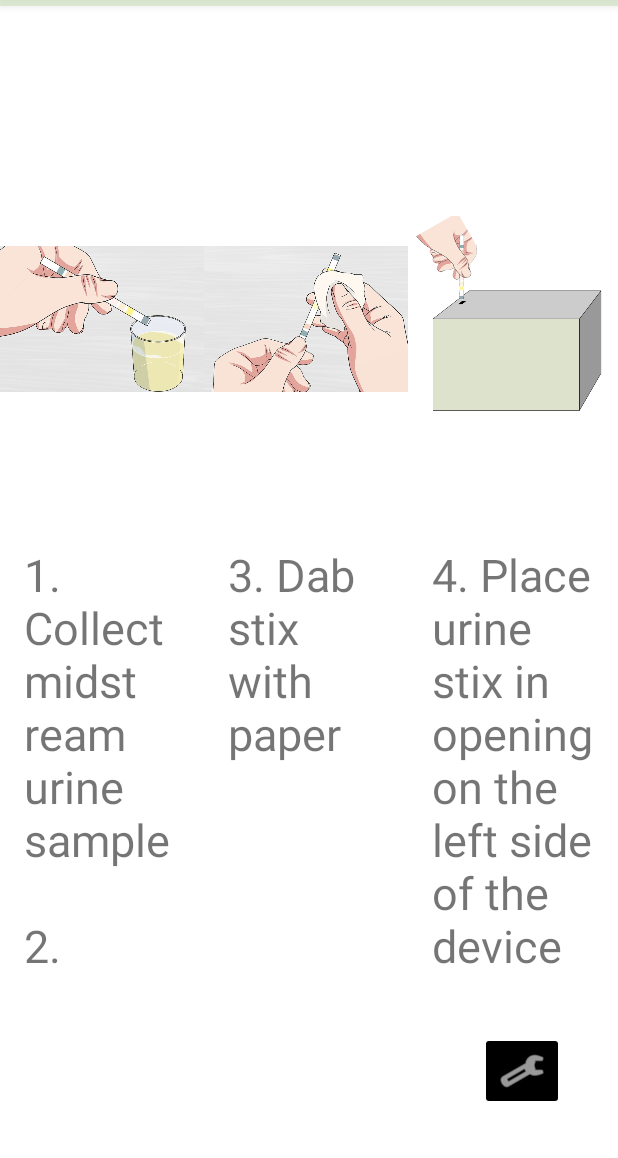
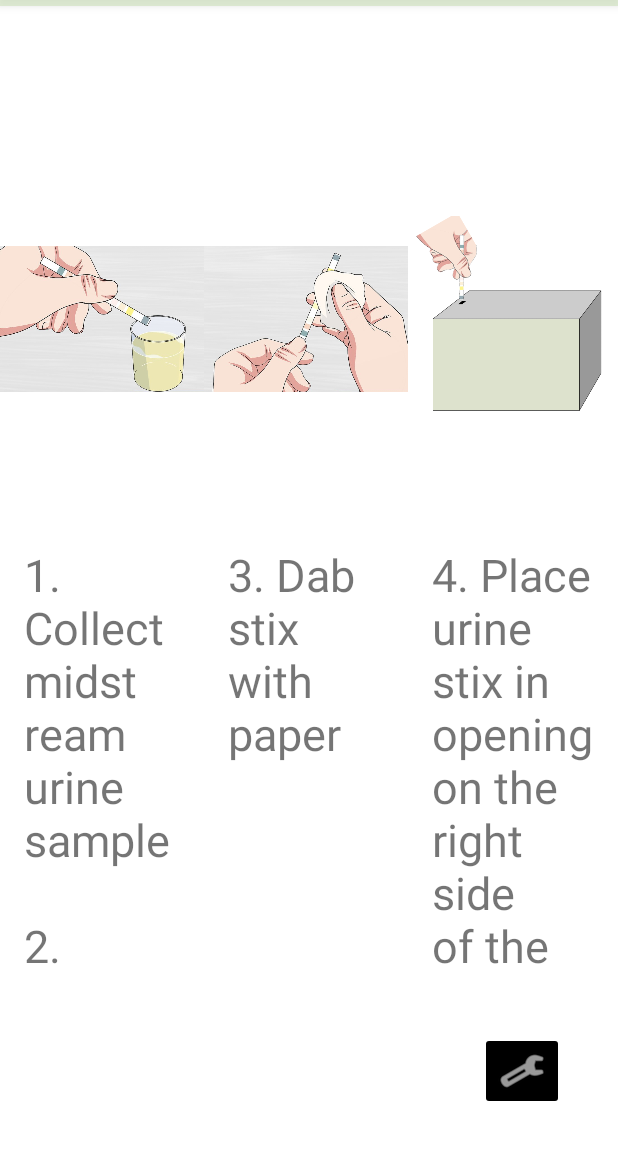
Before and after one commit to tkmadsen/UrineAnalyzerApp, an Android app: the fragment GuideFragment placed in its activity, on a phone screen of 412 x 824 dp, the part 78-1236 px from its top. Run offline under Robolectric (Android 15) with nearby library versions, the phone set to English and light mode, and no system bars; libraries missing offline, so code that uses them is left out: org.checkerframework.checker.

Commit message:
Minor changes in guide

```diff
--- a/app/src/main/java/com/au615584/urineanalyzerapp/ViewModels/LoginViewModel.java
+++ b/app/src/main/java/com/au615584/urineanalyzerapp/ViewModels/LoginViewModel.java
@@ -12,7 +12,7 @@ import com.au615584.urineanalyzerapp.IFirebaseConnection;
 import com.au615584.urineanalyzerapp.Repositories.IEPJRepository;
 import com.au615584.urineanalyzerapp.Repositories.EPJRepository;
 import com.au615584.urineanalyzerapp.Repositories.IProRepository;
-import com.au615584.urineanalyzerapp.Repositories.ProRepository;
+import com.au615584.urineanalyzerapp.Repositories.pRepository;
 
 public class LoginViewModel {
     private Controller controller;
--- a/app/src/main/res/values/strings.xml
+++ b/app/src/main/res/values/strings.xml
@@ -15,7 +15,7 @@
   <string name="errorInvalidPassword">Invalid password</string>
   <string name="errorUserSignIn">Login failed</string>
   <string name="guide2Txt">3. Dab stix with paper</string>
-  <string name="guide3Txt">4. Place urine stix in opening on the left side of the device and wait for stix to be fastened by the device</string>
+  <string name="guide3Txt">4. Place urine stix in opening on the right side of the device and wait for stix to be fastened by the device</string>
   <string name="correctTestTXt">Result received</string>
   <string name="backBtn">Back</string>
   <string name="CPRdialog">Welcome 2103971554</string>
```
Also changed, not shown: 1 other file.
